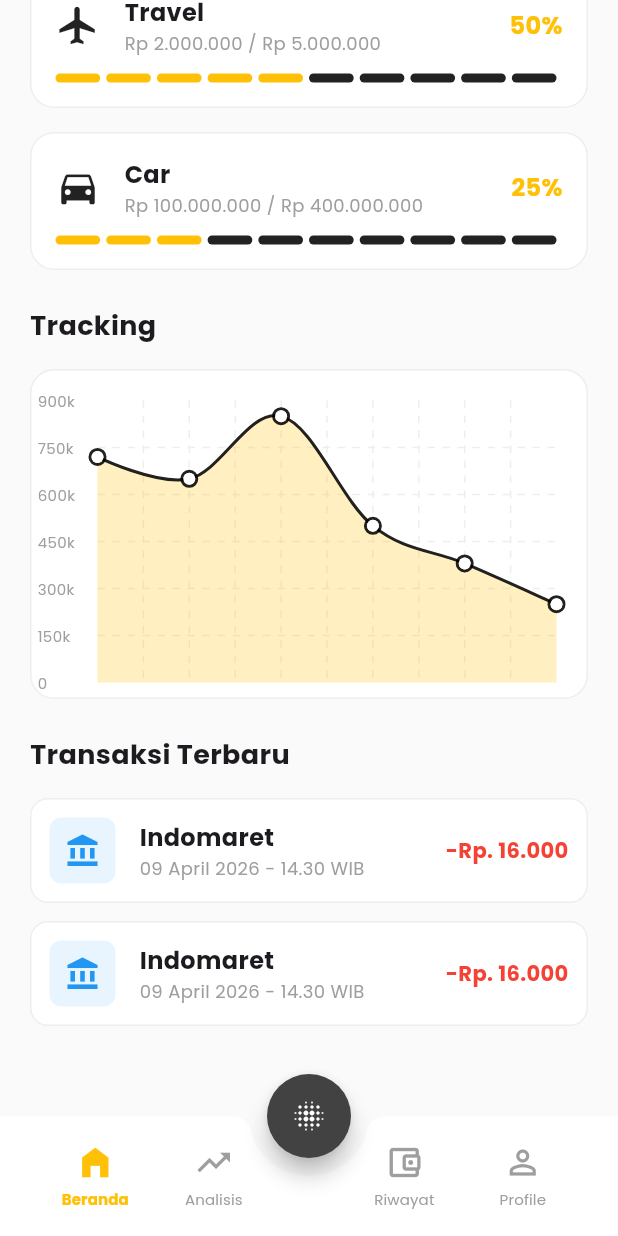
After one commit to Zaskia10/mobile_finansialin, a Flutter app: the HomePage screen opened directly, scrolled down 379 dp, after a tap on the "blur on" icon, on a phone screen of 412 x 824 dp. The commit adds this screen. Run offline on Flutter 3.47's test engine with Material 3 defaults, Android fonts, the phone set to English and light mode, and no system bars; drawn by our look-alikes of fl_chart; our stand-ins replace google_fonts.

Commit message:
update add home + navbar comp

```diff
--- a/lib/main.dart
+++ b/lib/main.dart
@@ -1,5 +1,5 @@
 import 'package:flutter/material.dart';
-import 'onboarding.dart';
+import 'pages/onboarding.dart';
 import 'package:google_fonts/google_fonts.dart';
 
 void main() {
--- /dev/null
+++ b/lib/pages/home_page.dart
@@ -0,0 +1,538 @@
+import 'package:flutter/material.dart';
+import 'package:fl_chart/fl_chart.dart';
+import '../widgets/navbar.dart';
+
+class HomePage extends StatefulWidget {
+  const HomePage({Key? key}) : super(key: key);
+
+  @override
+  State<HomePage> createState() => _HomePageState();
+}
+
+class _HomePageState extends State<HomePage> {
+  int _currentIndex = 0;
+
+  @override
+  Widget build(BuildContext context) {
+    return Scaffold(
+      backgroundColor: const Color(0xFFFAFAFA),
+      body: SafeArea(
+        child: SingleChildScrollView(
+          padding: const EdgeInsets.all(20.0),
+          child: Column(
+            crossAxisAlignment: CrossAxisAlignment.start,
+            children: [
+              _buildBalanceCard(),
+              const SizedBox(height: 20),
+              _buildIncomeExpense(),
+              const SizedBox(height: 24),
+              _buildMyGoals(),
+              const SizedBox(height: 24),
+              _buildTracking(),
+              const SizedBox(height: 24),
+              _buildRecentTransactions(),
+              const SizedBox(height: 40),
+            ],
+          ),
+        ),
+      ),
+
+      floatingActionButton: FloatingActionButton(
+        onPressed: () {},
+        backgroundColor: Colors.grey.shade800,
+        shape: const CircleBorder(),
+        child: const Icon(Icons.blur_on, color: Colors.white),
+      ),
+      floatingActionButtonLocation: FloatingActionButtonLocation.centerDocked,
+
+      bottomNavigationBar: CustomNavBar(
+        currentIndex: _currentIndex,
+        onTap: (index) {
+          setState(() {
+            _currentIndex = index;
+          });
+        },
+      ),
+    );
+  }
+
+  Widget _buildBalanceCard() {
+    return Container(
+      width: double.infinity,
+      padding: const EdgeInsets.all(20),
+      decoration: BoxDecoration(
+        color: const Color(0xFFFFC107),
+        borderRadius: BorderRadius.circular(16),
+      ),
+      child: Column(
+        crossAxisAlignment: CrossAxisAlignment.start,
+        children: [
+          const Align(
+            alignment: Alignment.topRight,
+            child: Text(
+              "finansialin",
+              style: TextStyle(
+                fontWeight: FontWeight.bold,
+                color: Colors.white,
+              ),
+            ),
+          ),
+          const Text(
+            "Uang kamu sekarang",
+            style: TextStyle(color: Colors.black87, fontSize: 14),
+          ),
+          const SizedBox(height: 4),
+          const Text(
+            "Rp.16.000",
+            style: TextStyle(
+              color: Colors.black,
+              fontSize: 32,
+              fontWeight: FontWeight.bold,
+            ),
+          ),
+          const SizedBox(height: 16),
+          Row(
+            mainAxisAlignment: MainAxisAlignment.spaceBetween,
+            children: [
+              Container(
+                padding: const EdgeInsets.symmetric(horizontal: 8, vertical: 4),
+                decoration: BoxDecoration(
+                  color: Colors.white.withOpacity(0.5),
+                  borderRadius: BorderRadius.circular(12),
+                ),
+                child: const Text(
+                  "+12% Meningkat dalam 15 hari sebelumnya",
+                  style: TextStyle(fontSize: 10, fontWeight: FontWeight.w600),
+                ),
+              ),
+              Container(
+                padding: const EdgeInsets.symmetric(
+                  horizontal: 12,
+                  vertical: 8,
+                ),
+                decoration: BoxDecoration(
+                  color: Colors.white,
+                  borderRadius: BorderRadius.circular(20),
+                ),
+                child: const Text(
+                  "+ Tambah Transaksi",
+                  style: TextStyle(fontSize: 12, fontWeight: FontWeight.bold),
+                ),
+              ),
+            ],
+          ),
+        ],
+      ),
+    );
+  }
+
+  Widget _buildIncomeExpense() {
+    return Row(
+      children: [
+        Expanded(
+          child: Container(
+            padding: const EdgeInsets.all(16),
+            decoration: BoxDecoration(
+              color: Colors.white,
+              border: Border.all(color: Colors.grey.shade200),
+              borderRadius: BorderRadius.circular(12),
+            ),
+            child: Row(
+              children: [
+                Container(
+                  padding: const EdgeInsets.all(8),
+                  decoration: BoxDecoration(
+                    color: Colors.blue.withOpacity(0.1),
+                    shape: BoxShape.circle,
+                  ),
+                  child: const Icon(
+                    Icons.arrow_downward,
+                    color: Colors.blue,
+                    size: 20,
+                  ),
+                ),
+                const SizedBox(width: 12),
+                Column(
+                  crossAxisAlignment: CrossAxisAlignment.start,
+                  children: const [
+                    Text(
+                      "Pemasukan",
+                      style: TextStyle(fontSize: 12, color: Colors.grey),
+                    ),
+                    Text(
+                      "Rp. 32.000",
+                      style: TextStyle(
+                        fontSize: 14,
+                        fontWeight: FontWeight.bold,
+                        color: Colors.blue,
+                      ),
+                    ),
+                  ],
+                ),
+              ],
+            ),
+          ),
+        ),
+        const SizedBox(width: 12),
+        Expanded(
+          child: Container(
+            padding: const EdgeInsets.all(16),
+            decoration: BoxDecoration(
+              color: Colors.white,
+              border: Border.all(color: Colors.grey.shade200),
+              borderRadius: BorderRadius.circular(12),
+            ),
+            child: Row(
+              children: [
+                Container(
+                  padding: const EdgeInsets.all(8),
+                  decoration: BoxDecoration(
+                    color: Colors.red.withOpacity(0.1),
+                    shape: BoxShape.circle,
+                  ),
+                  child: const Icon(
+                    Icons.arrow_upward,
+                    color: Colors.red,
+                    size: 20,
+                  ),
+                ),
+                const SizedBox(width: 12),
+                Column(
+                  crossAxisAlignment: CrossAxisAlignment.start,
+                  children: const [
+                    Text(
+                      "Pengeluaran",
+                      style: TextStyle(fontSize: 12, color: Colors.grey),
+                    ),
+                    Text(
+                      "Rp. 16.000",
+                      style: TextStyle(
+                        fontSize: 14,
+                        fontWeight: FontWeight.bold,
+                        color: Colors.red,
+                      ),
+                    ),
+                  ],
+                ),
+              ],
+            ),
+          ),
+        ),
+      ],
+    );
+  }
+
+  Widget _buildMyGoals() {
+    return Column(
+      crossAxisAlignment: CrossAxisAlignment.start,
+      children: [
+        Row(
+          mainAxisAlignment: MainAxisAlignment.spaceBetween,
+          children: [
+            const Text(
+              "My Goals",
+              style: TextStyle(fontSize: 18, fontWeight: FontWeight.bold),
+            ),
+            Container(
+              padding: const EdgeInsets.symmetric(horizontal: 12, vertical: 6),
+              decoration: BoxDecoration(
+                color: const Color(0xFFFFC107),
+                borderRadius: BorderRadius.circular(8),
+              ),
+              child: const Text(
+                "Add Goals",
+                style: TextStyle(fontWeight: FontWeight.bold, fontSize: 12),
+              ),
+            ),
+          ],
+        ),
+        const SizedBox(height: 16),
+        _buildGoalItem(
+          icon: Icons.flight,
+          title: "Travel",
+          current: "Rp 2.000.000",
+          target: "Rp 5.000.000",
+          progress: 0.5,
+        ),
+        const SizedBox(height: 16),
+        _buildGoalItem(
+          icon: Icons.directions_car,
+          title: "Car",
+          current: "Rp 100.000.000",
+          target: "Rp 400.000.000",
+          progress: 0.25,
+        ),
+      ],
+    );
+  }
+
+  Widget _buildGoalItem({
+    required IconData icon,
+    required String title,
+    required String current,
+    required String target,
+    required double progress,
+  }) {
+    return Container(
+      padding: const EdgeInsets.all(16),
+      decoration: BoxDecoration(
+        color: Colors.white,
+        border: Border.all(color: Colors.grey.shade200),
+        borderRadius: BorderRadius.circular(16),
+      ),
+      child: Column(
+        children: [
+          Row(
+            children: [
+              Icon(icon, size: 30),
+              const SizedBox(width: 16),
+              Expanded(
+                child: Column(
+                  crossAxisAlignment: CrossAxisAlignment.start,
+                  children: [
+                    Text(
+                      title,
+                      style: const TextStyle(
+                        fontWeight: FontWeight.bold,
+                        fontSize: 16,
+                      ),
+                    ),
+                    Text(
+                      "$current / $target",
+                      style: const TextStyle(color: Colors.grey, fontSize: 12),
+                    ),
+                  ],
+                ),
+              ),
+              Text(
+                "${(progress * 100).toInt()}%",
+                style: const TextStyle(
+                  fontWeight: FontWeight.bold,
+                  fontSize: 16,
+                  color: Color(0xFFFFC107),
+                ),
+              ),
+            ],
+          ),
+          const SizedBox(height: 12),
+          Row(
+            children: List.generate(10, (index) {
+              return Expanded(
+                child: Container(
+                  margin: const EdgeInsets.only(right: 4),
+                  height: 6,
+                  decoration: BoxDecoration(
+                    color: index < (progress * 10)
+                        ? const Color(0xFFFFC107)
+                        : Colors.black87,
+                    borderRadius: BorderRadius.circular(4),
+                  ),
+                ),
+              );
+            }),
+          ),
+        ],
+      ),
+    );
+  }
+
+  Widget _buildTracking() {
+    return Column(
+      crossAxisAlignment: CrossAxisAlignment.start,
+      children: [
+        const Text(
+          "Tracking",
+          style: TextStyle(fontSize: 18, fontWeight: FontWeight.bold),
+        ),
+        const SizedBox(height: 16),
+        Container(
+          height: 220,
+          width: double.infinity,
+          padding: const EdgeInsets.only(
+            right: 20,
+            left: 4,
+            top: 20,
+            bottom: 10,
+          ),
+          decoration: BoxDecoration(
+            color: Colors.white,
+            border: Border.all(color: Colors.grey.shade200),
+            borderRadius: BorderRadius.circular(16),
+          ),
+          child: LineChart(
+            LineChartData(
+              gridData: FlGridData(
+                show: true,
+                drawVerticalLine: true,
+                horizontalInterval: 150000,
+                getDrawingHorizontalLine: (value) {
+                  return FlLine(
+                    color: Colors.grey.shade200,
+                    strokeWidth: 1,
+                    dashArray: [5, 5],
+                  );
+                },
+                getDrawingVerticalLine: (value) {
+                  return FlLine(
+                    color: Colors.grey.shade200,
+                    strokeWidth: 1,
+                    dashArray: [5, 5],
+                  );
+                },
+              ),
+              titlesData: FlTitlesData(
+                show: true,
+                rightTitles: const AxisTitles(
+                  sideTitles: SideTitles(showTitles: false),
+                ),
+                topTitles: const AxisTitles(
+                  sideTitles: SideTitles(showTitles: false),
+                ),
+                bottomTitles: const AxisTitles(
+                  sideTitles: SideTitles(showTitles: false),
+                ),
+                leftTitles: AxisTitles(
+                  sideTitles: SideTitles(
+                    showTitles: true,
+                    reservedSize: 40,
+                    interval: 150000,
+                    getTitlesWidget: (value, meta) {
+                      if (value == 0)
+                        return const Text(
+                          '0',
+                          style: TextStyle(fontSize: 10, color: Colors.grey),
+                        );
+                      return Text(
+                        '${(value / 1000).toInt()}k',
+                        style: const TextStyle(
+                          fontSize: 10,
+                          color: Colors.grey,
+                        ),
+                      );
+                    },
+                  ),
+                ),
+              ),
+
+              borderData: FlBorderData(show: false),
+              minX: 0,
+              maxX: 5,
+              minY: 0,
+              maxY: 900000,
+
+              lineBarsData: [
+                LineChartBarData(
+                  spots: const [
+                    FlSpot(0, 720000),
+                    FlSpot(1, 650000),
+                    FlSpot(2, 850000),
+                    FlSpot(3, 500000),
+                    FlSpot(4, 380000),
+                    FlSpot(5, 250000),
+                  ],
+                  isCurved: true,
+                  color: Colors.black87,
+                  barWidth: 2,
+                  isStrokeCapRound: true,
+                  dotData: FlDotData(
+                    show: true,
+                    getDotPainter: (spot, percent, barData, index) {
+                      return FlDotCirclePainter(
+                        radius: 4,
+                        color: Colors.white,
+                        strokeWidth: 2,
+                        strokeColor: Colors.black87,
+                      );
+                    },
+                  ),
+                  belowBarData: BarAreaData(
+                    show: true,
+                    color: const Color(0xFFFFC107).withOpacity(0.25),
+                  ),
+                ),
+              ],
+            ),
+          ),
+        ),
+      ],
+    );
+  }
+
+  Widget _buildRecentTransactions() {
+    return Column(
+      crossAxisAlignment: CrossAxisAlignment.start,
+      children: [
+        const Text(
+          "Transaksi Terbaru",
+          style: TextStyle(fontSize: 18, fontWeight: FontWeight.bold),
+        ),
+        const SizedBox(height: 16),
+        _buildTransactionItem(
+          name: "Indomaret",
+          date: "09 April 2026 - 14.30 WIB",
+          amount: "-Rp. 16.000",
+        ),
+        const SizedBox(height: 12),
+        _buildTransactionItem(
+          name: "Indomaret",
+          date: "09 April 2026 - 14.30 WIB",
+          amount: "-Rp. 16.000",
+        ),
+      ],
+    );
+  }
+
+  Widget _buildTransactionItem({
+    required String name,
+    required String date,
+    required String amount,
+  }) {
+    return Container(
+      padding: const EdgeInsets.all(12),
+      decoration: BoxDecoration(
+        color: Colors.white,
+        border: Border.all(color: Colors.grey.shade200),
+        borderRadius: BorderRadius.circular(12),
+      ),
+      child: Row(
+        children: [
+          Container(
+            padding: const EdgeInsets.all(10),
+            decoration: BoxDecoration(
+              color: Colors.blue.withOpacity(0.1),
+              borderRadius: BorderRadius.circular(8),
+            ),
+            child: const Icon(Icons.account_balance, color: Colors.blue),
+          ),
+          const SizedBox(width: 16),
+          Expanded(
+            child: Column(
+              crossAxisAlignment: CrossAxisAlignment.start,
+              children: [
+                Text(
+                  name,
+                  style: const TextStyle(
+                    fontWeight: FontWeight.bold,
+                    fontSize: 16,
+                  ),
+                ),
+                Text(
+                  date,
+                  style: const TextStyle(color: Colors.grey, fontSize: 12),
+                ),
+              ],
+            ),
+          ),
+          Text(
+            amount,
+            style: const TextStyle(
+              color: Colors.red,
+              fontWeight: FontWeight.bold,
+              fontSize: 14,
+            ),
+          ),
+        ],
+      ),
+    );
+  }
+}
--- a/lib/login.dart
+++ b/lib/pages/login.dart
@@ -1,5 +1,6 @@
 import 'package:flutter/material.dart';
 import 'register.dart';
+import 'home_page.dart';
 
 class LoginPage extends StatefulWidget {
   const LoginPage({super.key});
@@ -58,6 +59,10 @@ class _LoginPageState extends State<LoginPage> {
             backgroundColor: Colors.green,
           ),
         );
+
+        Navigator.of(
+          context,
+        ).pushReplacement(MaterialPageRoute(builder: (_) => const HomePage()));
       }
     });
   }
--- /dev/null
+++ b/lib/widgets/navbar.dart
@@ -0,0 +1,91 @@
+import 'package:flutter/material.dart';
+
+class CustomNavBar extends StatelessWidget {
+  final int currentIndex;
+  final Function(int) onTap;
+
+  const CustomNavBar({
+    Key? key,
+    required this.currentIndex,
+    required this.onTap,
+  }) : super(key: key);
+
+  @override
+  Widget build(BuildContext context) {
+    return BottomAppBar(
+      shape: const CircularNotchedRectangle(),
+      notchMargin: 12.0,
+      color: Colors.white,
+      elevation: 0,
+      child: Container(
+        height: 65,
+        padding: const EdgeInsets.symmetric(horizontal: 8.0),
+        child: Row(
+          children: <Widget>[
+            Expanded(
+              child: _buildNavItem(
+                icon: Icons.home_filled,
+                label: "Beranda",
+                index: 0,
+              ),
+            ),
+            Expanded(
+              child: _buildNavItem(
+                icon: Icons.trending_up,
+                label: "Analisis",
+                index: 1,
+              ),
+            ),
+            const SizedBox(width: 48),
+            Expanded(
+              child: _buildNavItem(
+                icon: Icons.account_balance_wallet_outlined,
+                label: "Riwayat",
+                index: 2,
+              ),
+            ),
+            Expanded(
+              child: _buildNavItem(
+                icon: Icons.person_outline,
+                label: "Profile",
+                index: 3,
+              ),
+            ),
+          ],
+        ),
+      ),
+    );
+  }
+
+  Widget _buildNavItem({
+    required IconData icon,
+    required String label,
+    required int index,
+  }) {
+    bool isSelected = currentIndex == index;
+
+    return MaterialButton(
+      padding: EdgeInsets.zero,
+      onPressed: () => onTap(index),
+      child: Column(
+        mainAxisAlignment: MainAxisAlignment.center,
+        children: [
+          Icon(
+            icon,
+            color: isSelected ? const Color(0xFFFFC107) : Colors.grey,
+            size: 26,
+          ),
+          const SizedBox(height: 4),
+          Text(
+            label,
+            style: TextStyle(
+              color: isSelected ? const Color(0xFFFFC107) : Colors.grey,
+              fontSize: 10,
+              fontWeight: isSelected ? FontWeight.bold : FontWeight.normal,
+            ),
+          ),
+        ],
+      ),
+    );
+  }
+}
--- a/pubspec.yaml
+++ b/pubspec.yaml
@@ -35,6 +35,7 @@ dependencies:
   # The following adds the Cupertino Icons font to your application.
   # Use with the CupertinoIcons class for iOS style icons.
   cupertino_icons: ^1.0.8
+  fl_chart: ^1.2.0
 
 dev_dependencies:
   flutter_test:
```
Also changed, not shown: lib/pages/onboarding.dart (renamed from lib/onboarding.dart), lib/pages/register.dart (renamed from lib/register.dart), pubspec.lock.
